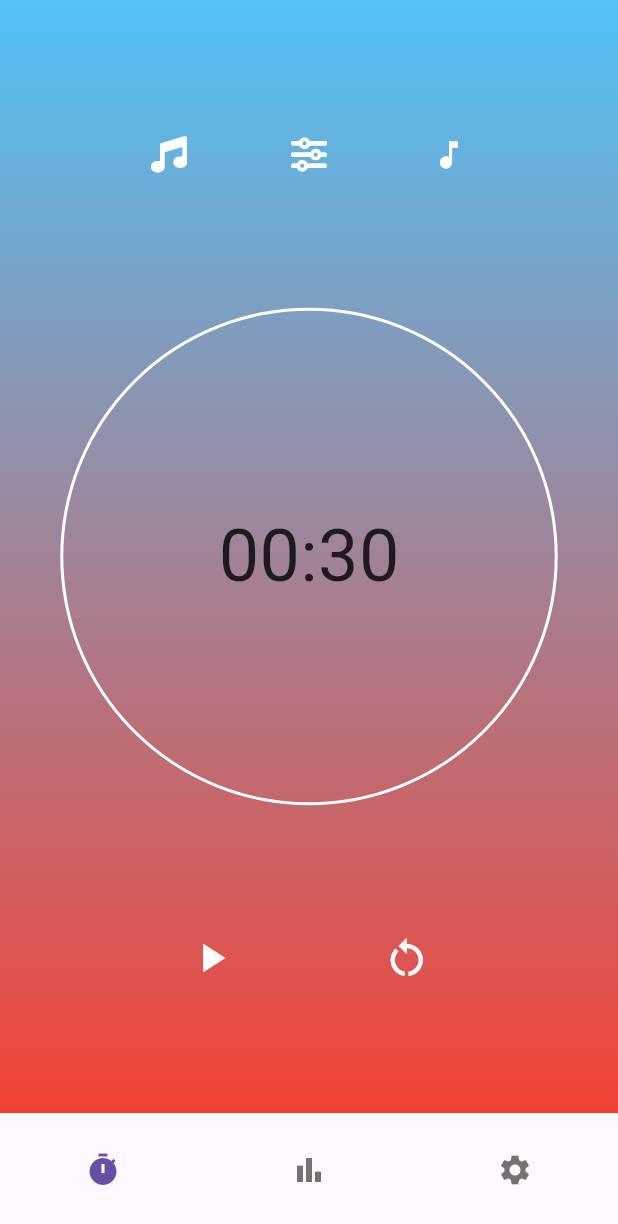
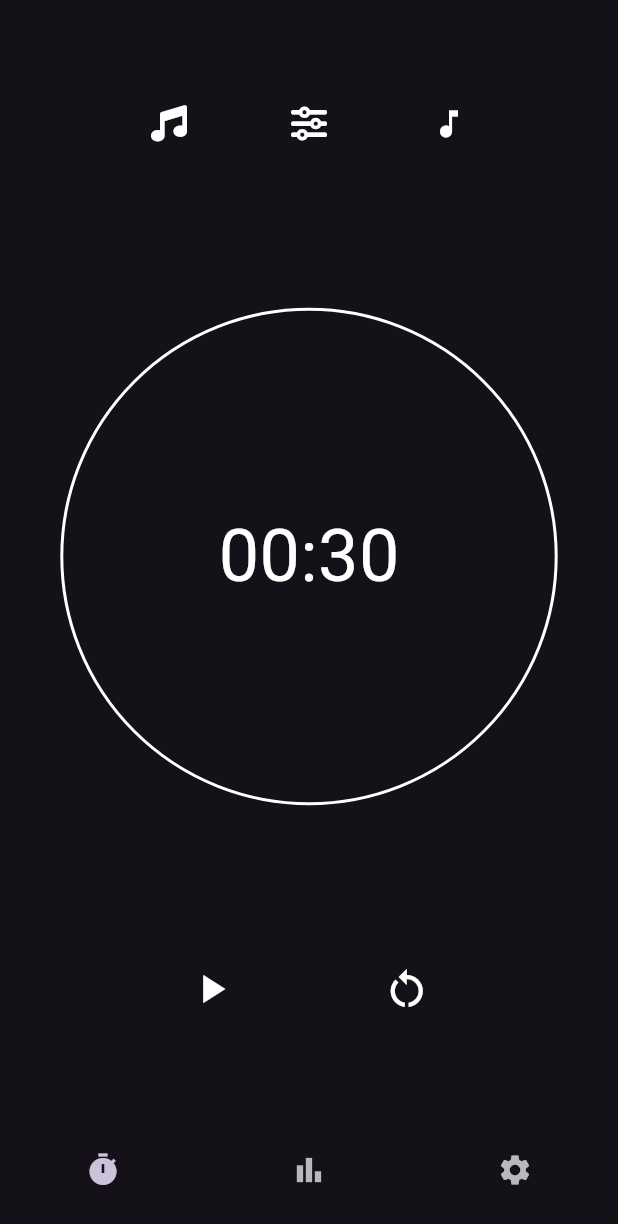
Before and after one commit to khaledgomah/silent_space, a Flutter app: the screen it shows after launch, on a phone screen of 412 x 824 dp. Shown: the top 1224 px of the screen. Run offline on Flutter 3.47's test engine with Material 3 defaults, Android fonts, the phone set to English and light mode, and no system bars; drawn by our look-alikes of circular_countdown_timer; our stand-ins replace flutter_bloc, font_awesome_flutter; missing offline and left inert: mrx_charts.

Commit message:
update theme to dark mode, add background image asset, and implement new ShowDetails and FocusChart widgets with UI enhancements

```diff
--- a/lib/core/utils/image_manager.dart
+++ b/lib/core/utils/image_manager.dart
@@ -2,4 +2,5 @@
 class ImageManager {
   static const String _imagePath = 'assets/images';
   static const String appIcon = '$_imagePath/app_icon.png';
+  static const String background = '$_imagePath/background.jpg';
 }
--- a/lib/core/utils/text_style_manager.dart
+++ b/lib/core/utils/text_style_manager.dart
@@ -4,19 +4,16 @@ class TextStyleManager {
   static const TextStyle headline1 = TextStyle(
     fontSize: 32,
     fontWeight: FontWeight.bold,
-    color: Colors.black,
   );
 
   static const TextStyle headline2 = TextStyle(
     fontSize: 24,
     fontWeight: FontWeight.bold,
-    color: Colors.black,
   );
 
   static const TextStyle bodyText1 = TextStyle(
     fontSize: 16,
     fontWeight: FontWeight.normal,
-    color: Colors.black,
   );
 
   static const TextStyle bodyText2 = TextStyle(
--- a/lib/features/time/presentation/views/home_view.dart
+++ b/lib/features/time/presentation/views/home_view.dart
@@ -62,13 +62,7 @@ class _HomeViewState extends State<HomeView> {
         ),
         body: Container(
             width: double.infinity,
-            decoration: BoxDecoration(
-              gradient: LinearGradient(
-                colors: [Colors.lightBlue.shade300, Colors.red],
-                begin: Alignment.topCenter,
-                end: Alignment.bottomCenter,
-              ),
-            ),
+            decoration: const BoxDecoration(),
             child: _screens[currentIndex]));
   }
 }
--- a/lib/features/time/presentation/views/widgets/custom_count_down_timer.dart
+++ b/lib/features/time/presentation/views/widgets/custom_count_down_timer.dart
@@ -22,11 +22,11 @@ class CustomCountDownTimer extends StatelessWidget {
       isReverse: true,
       duration: maxTime,
       width: context.screenWidth() * 0.8,
-      height: context.screenWidth() * 0.8,
+      height: context.screenHeight() * 0.5,
       fillColor: Colors.grey,
       ringColor: Colors.white,
       textFormat: 'mm:ss',
-      textStyle: const TextStyle(fontSize: 48),
+      textStyle: const TextStyle(fontSize: 48, color: Colors.white),
     );
   }
 }
--- a/lib/main.dart
+++ b/lib/main.dart
@@ -14,7 +14,7 @@ class SilentSpace extends StatelessWidget {
       debugShowCheckedModeBanner: false,
       initialRoute: RoutesName.splash,
       onGenerateRoute: onGenerateRoute,
-      theme: ThemeData(brightness: Brightness.light),
+      theme: ThemeData(brightness: Brightness.dark),
     );
   }
 }
--- a/pubspec.yaml
+++ b/pubspec.yaml
@@ -37,6 +37,7 @@ dependencies:
   flutter_bloc: ^8.1.6
   font_awesome_flutter: ^10.8.0
   get_it: ^7.2.0
+  mrx_charts: ^0.1.3
 
 dev_dependencies:
   flutter_lints: ^4.0.0
@@ -55,6 +56,7 @@ flutter:
 
   assets:
     - assets/images/app_icon.png
+    - assets/images/background.jpg
   # To add assets to your application, add an assets section, like this:
   # assets:
   #   - images/a_dot_burr.jpeg
```
Also changed, not shown: lib/features/time/presentation/views/widgets/focus_chart.dart (added, +51 -0 lines), lib/features/time/presentation/views/widgets/show_data_container.dart (added, +35 -0 lines), lib/features/time/presentation/views/widgets/show_details.dart (added, +17 -0 lines), lib/features/time/presentation/views/widgets/states_screen.dart (+33 -56 lines), assets/images/background.jpg (added), pubspec.lock.
